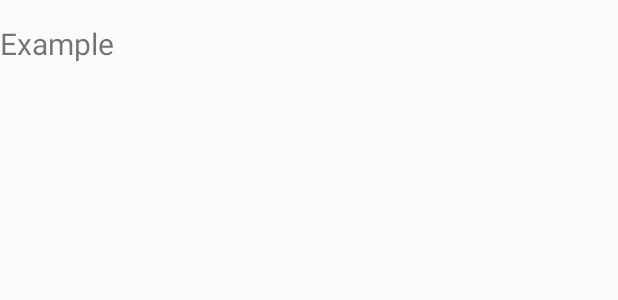
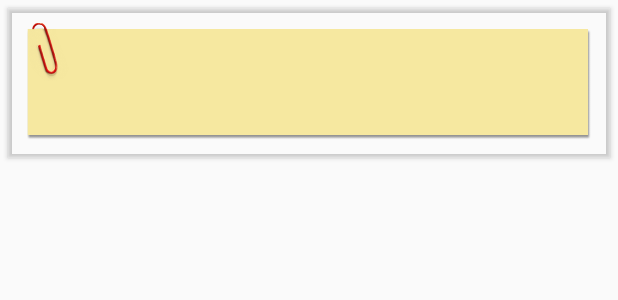
Before and after one commit to Malenea/ToDoList, an Android app: the layout row.xml on its own in the app's theme, with its tools: preview values and no code run, on a phone screen of 412 x 824 dp. Shown: the top 300 px of the screen. Run offline under Robolectric (Android 15) with nearby library versions, the phone set to English and light mode, and no system bars.

Commit message:
Added RecyclerView and CustomAdapter and class DB

```diff
--- a/app/build.gradle
+++ b/app/build.gradle
@@ -24,6 +24,8 @@ dependencies {
     androidTestCompile('com.android.support.test.espresso:espresso-core:2.2.2', {
         exclude group: 'com.android.support', module: 'support-annotations'
     })
+    compile 'com.android.support:cardview-v7:25.1.0'
+    compile 'com.android.support:recyclerview-v7:25.1.0'
     compile 'com.android.support:appcompat-v7:25.1.0'
     compile 'com.android.support:design:25.1.0'
     testCompile 'junit:junit:4.12'
--- a/app/src/main/res/layout/row.xml
+++ b/app/src/main/res/layout/row.xml
@@ -1,16 +1,48 @@
 <?xml version="1.0" encoding="utf-8"?>
-<RelativeLayout xmlns:android="http://schemas.android.com/apk/res/android"
+<LinearLayout xmlns:android="http://schemas.android.com/apk/res/android"
+    xmlns:card_view="http://schemas.android.com/apk/res-auto"
+    xmlns:app="http://schemas.android.com/tools"
+    android:orientation="vertical"
     android:layout_width="match_parent"
-    android:layout_height="match_parent">
+    android:layout_height="wrap_content">
 
-    <TextView
-        android:id="@+id/task_title"
-        android:text="@string/example"
-        android:textSize="20sp"
-        android:layout_alignParentStart="true"
-        android:layout_width="wrap_content"
-        android:layout_height="wrap_content"
-        android:layout_marginTop="15sp"
-        android:gravity="center_vertical" />
+    <android.support.v7.widget.CardView
+        android:id="@+id/card_view"
+        android:layout_gravity="center"
+        android:layout_width="fill_parent"
+        android:layout_height="100dp"
+        android:layout_margin="5dp"
+        card_view:cardCornerRadius="2dp"
+        card_view:contentPadding="10dp"
+        card_view:cardBackgroundColor="@android:color/transparent"
+        app:cardElevation="0dp"
+        app:cardMaxElevation="0dp">
 
-</RelativeLayout>
+        <ImageView
+            android:src="@drawable/sticky_note"
+            android:layout_width="match_parent"
+            android:layout_height="match_parent"
+            android:scaleType="fitXY"/>
+
+        <RelativeLayout
+            android:layout_width="fill_parent"
+            android:layout_height="fill_parent">
+
+            <TextView
+                android:id="@+id/row_task_title"
+                android:layout_width="wrap_content"
+                android:layout_height="wrap_content"
+                android:textStyle="bold"
+                android:layout_alignParentTop="true"/>
+
+            <TextView
+                android:id="@+id/row_task_date"
+                android:layout_width="wrap_content"
+                android:layout_height="wrap_content"
+                android:layout_marginTop="10dp"
+                android:layout_below="@+id/row_task_title"/>
+        </RelativeLayout>
+    </android.support.v7.widget.CardView>
+
+
+</LinearLayout>
```
Also changed, not shown: app/src/main/java/com/malenea/todolist/DbHelper.java (+45 -18 lines), app/src/main/java/com/malenea/todolist/MainActivity.java (+57 -40 lines), app/src/main/java/com/malenea/todolist/MyRecyclerViewAdapter.java (added, +93 -0 lines), app/src/main/java/com/malenea/todolist/TaskClass.java (added, +63 -0 lines), app/src/main/res/layout/activity_main.xml (+7 -1 lines), app/src/main/res/layout/content_main.xml (deleted, +0 -23 lines), app/src/main/res/drawable-hdpi/sticky_note.png (added), app/src/main/res/drawable-mdpi/sticky_note.png (added), app/src/main/res/drawable-xhdpi/sticky_note.png (added), app/src/main/res/drawable-xxhdpi/sticky_note.png (added), app/src/main/res/drawable-xxxhdpi/sticky_note.png (added), 2 other files.
